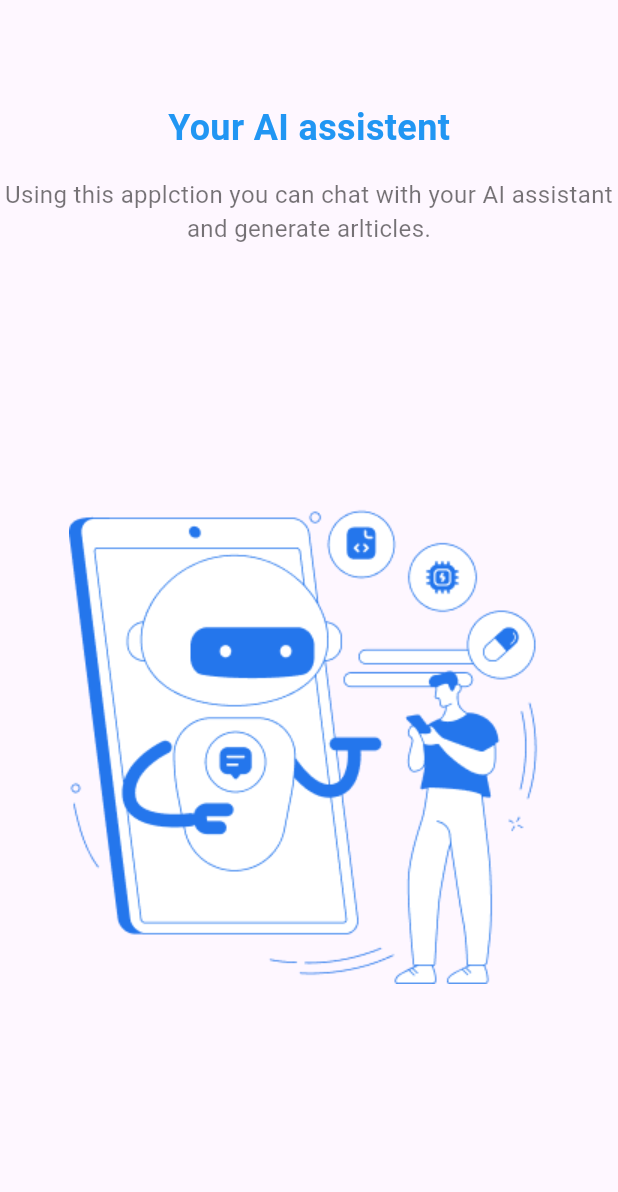
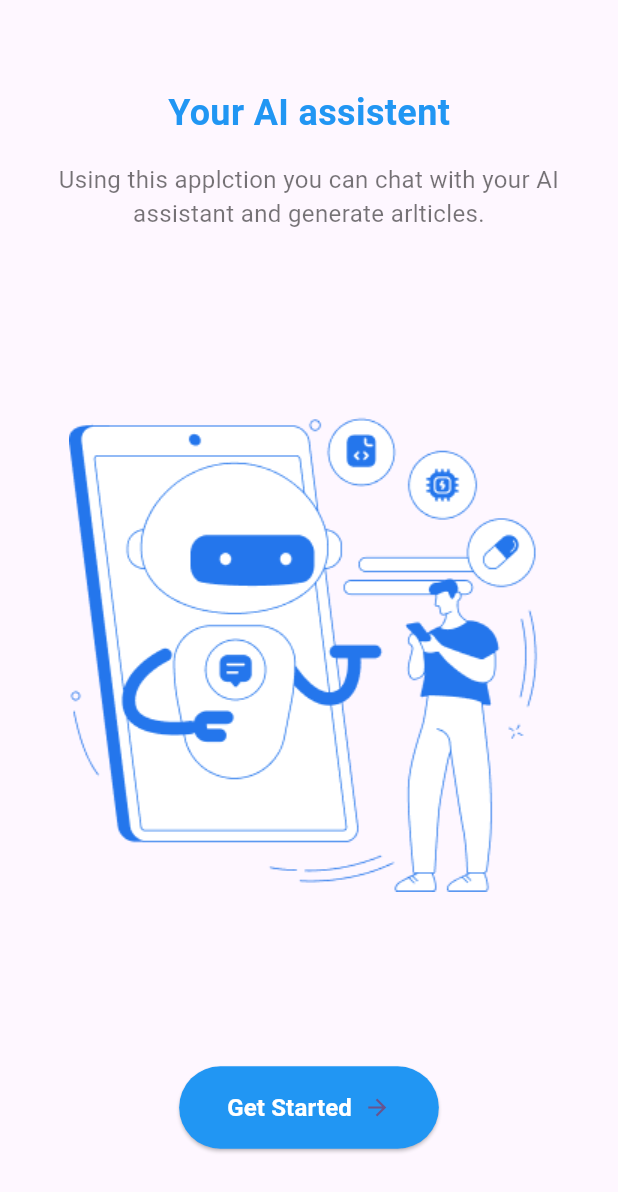
Before and after one commit to aginjithgj/gemini_gpt, a Flutter app: the screen it shows after launch, on a phone screen of 412 x 824 dp. Shown: the top 1192 px of the screen. Run offline on Flutter 3.47's test engine with Material 3 defaults, Android fonts, the phone set to English and light mode, and no system bars.

Commit message:
getStarted button forword working

```diff
--- a/lib/onbording.dart
+++ b/lib/onbording.dart
@@ -1,4 +1,5 @@
 import 'package:flutter/material.dart';
+import 'package:myapp/MyHomePage.dart';
 
 class Onbording extends StatelessWidget {
   const Onbording({super.key});
@@ -6,7 +7,9 @@ class Onbording extends StatelessWidget {
   @override
   Widget build(BuildContext context) {
     return  Scaffold(
-      body: Column(
+      body: Padding(
+        padding: const EdgeInsets.all(16.0),
+        child: Column(
           crossAxisAlignment: CrossAxisAlignment.center,
           mainAxisAlignment: MainAxisAlignment.spaceEvenly,
           children: [
@@ -34,9 +37,39 @@ class Onbording extends StatelessWidget {
           const SizedBox(height: 32,),
           Image.asset('assets/onboarding.png'),
           const SizedBox(height: 32,),
+          ElevatedButton(onPressed: (){
+            Navigator.pushAndRemoveUntil(
+              context,
+             MaterialPageRoute(builder: (context)=>const MyHomePage()),
+             (route) => false);
+          },
+          style: ElevatedButton.styleFrom(
+            backgroundColor: Colors.blue,
+            shape: RoundedRectangleBorder(
+              borderRadius: BorderRadius.circular(32)
+            ),
+            padding:const EdgeInsets.symmetric( vertical:16,horizontal: 32 )
+          ),
+           child: const Row(
+            mainAxisSize: MainAxisSize.min,
+            children: [
+              Text('Get Started',
+              style: TextStyle(
+                fontSize: 16,
+                fontWeight: FontWeight.bold,
+                color: Colors.white,
+              ),
+              ),
+              SizedBox(width: 8,),
+              Icon( Icons.arrow_forward),
+
+            ],
+           )
+           )
 
 
         ],),
+      ),
     );
   }
 }
```
Lines whose indentation alone changed are shown as unchanged.
